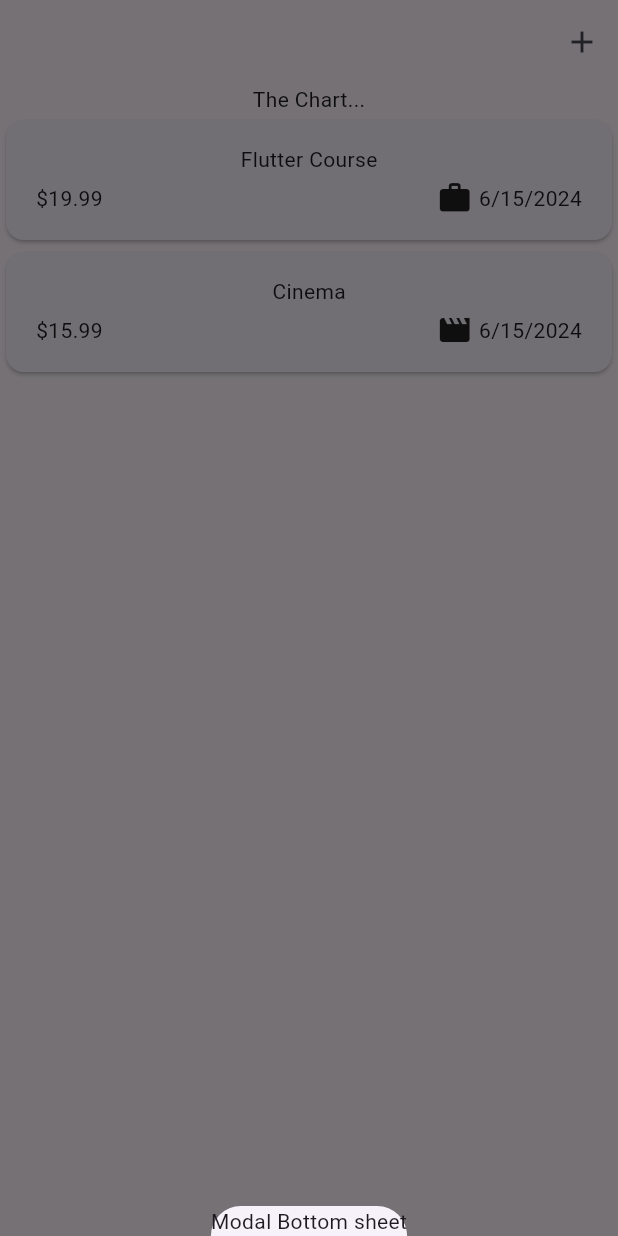
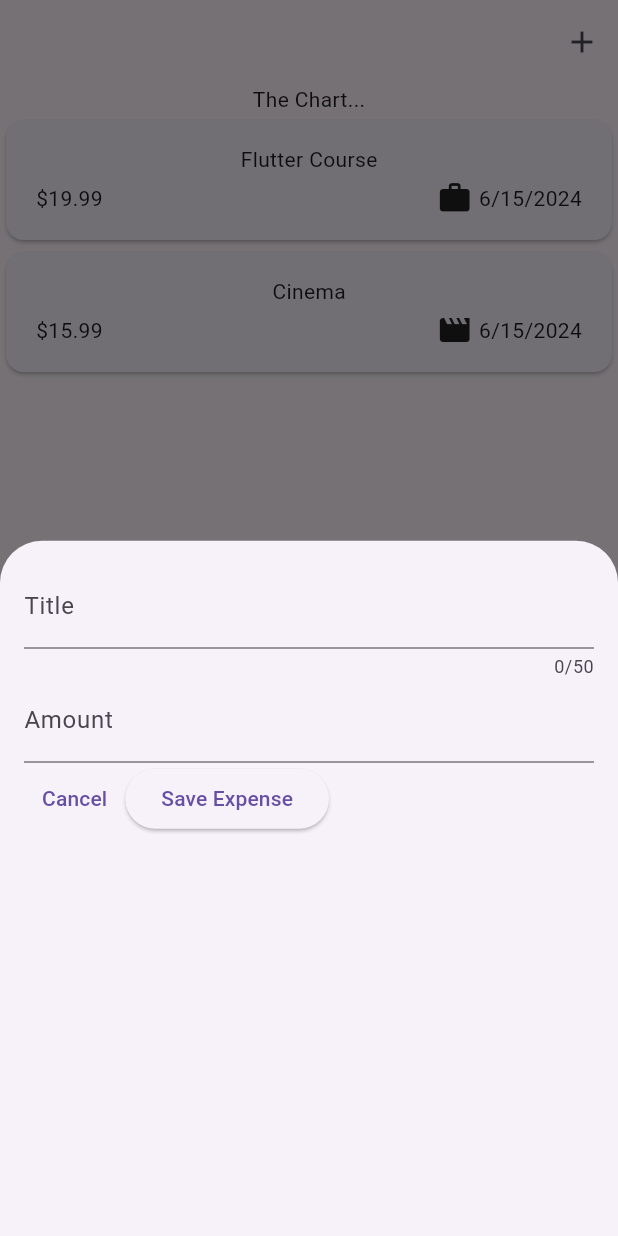
Before and after one commit to Vivekk-11/Expense-Tracker-App, a Flutter app: the screen it shows after launch, after a tap on the "add" icon, on a phone screen of 412 x 824 dp. Run offline on Flutter 3.47's test engine with Material 3 defaults, Android fonts, the phone set to English and light mode, and no system bars.

Commit message:
displaying new expense modal

```diff
--- a/lib/widgets/expenses.dart
+++ b/lib/widgets/expenses.dart
@@ -1,6 +1,7 @@
 import 'package:flutter/material.dart';
 import 'package:fourth_app/widgets/expenses_list/expenses_list.dart';
 import 'package:fourth_app/models/expense.dart';
+import 'package:fourth_app/widgets/new_expense.dart';
 
 class Expenses extends StatefulWidget {
   const Expenses({super.key});
@@ -28,7 +29,7 @@ class _ExpensesState extends State<Expenses> {
   void _openAddExpenseOverlay() {
     showModalBottomSheet(
       context: context,
-      builder: (ctx) => const Text("Modal Bottom sheet"),
+      builder: (ctx) => const NewExpense(),
     );
   }
 
--- /dev/null
+++ b/lib/widgets/new_expense.dart
@@ -0,0 +1,62 @@
+import 'package:flutter/material.dart';
+
+class NewExpense extends StatefulWidget {
+  const NewExpense({super.key});
+  @override
+  State<NewExpense> createState() {
+    return _NewExpense();
+  }
+}
+
+class _NewExpense extends State<NewExpense> {
+  final _titleController = TextEditingController();
+  final _amountController = TextEditingController();
+
+  @override
+  void dispose() {
+    _titleController.dispose();
+    _amountController.dispose();
+    super.dispose();
+  }
+
+  @override
+  Widget build(BuildContext context) {
+    return Padding(
+      padding: const EdgeInsets.all(16),
+      child: Column(
+        children: [
+          TextField(
+            controller: _titleController,
+            maxLength: 50,
+            decoration: const InputDecoration(
+              label: Text("Title"),
+            ),
+          ),
+          TextField(
+            controller: _amountController,
+            keyboardType: TextInputType.number,
+            decoration: const InputDecoration(
+              label: Text("Amount"),
+              prefixText: '\$',
+            ),
+          ),
+          Row(
+            children: [
+              TextButton(
+                  onPressed: () {
+                    Navigator.pop(context);
+                  },
+                  child: const Text("Cancel")),
+              ElevatedButton(
+                  onPressed: () {
+                    print(_titleController.text);
+                    print(_amountController.text);
+                  },
+                  child: const Text("Save Expense")),
+            ],
+          )
+        ],
+      ),
+    );
+  }
+}
```
